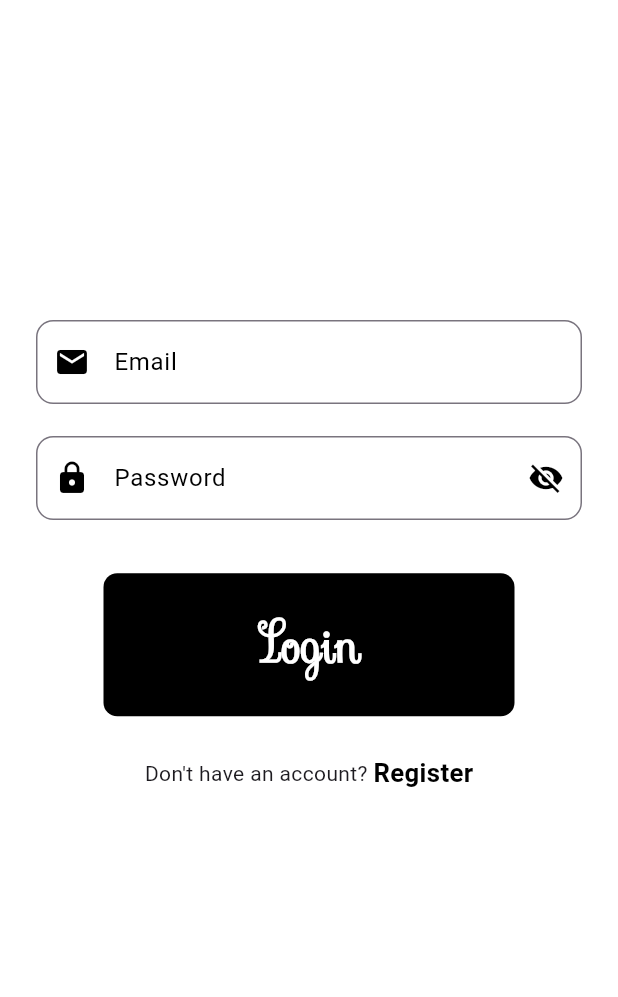
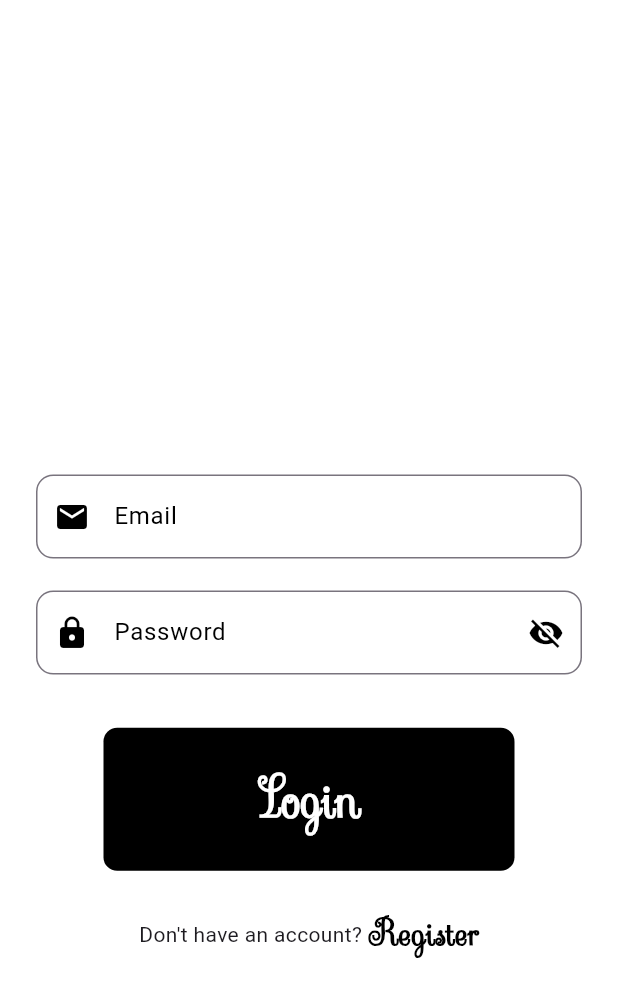
Before and after one commit to fatmashagar2/E_Comm_New, a Flutter app: the screen it shows after launch, after a tap on "Skip", on a phone screen of 412 x 824 dp. Shown: the top 997 px of the screen. Run offline on Flutter 3.47's test engine with Material 3 defaults, Android fonts, the phone set to English and light mode, and no system bars; our stand-ins replace audioplayers, bloc, carousel_slider, connectivity_plus, flutter_bloc, flutter_screenutil and 8 more; accounts and stored records are empty; network calls fail; statements that could not run were skipped; project files that could hold a hidden picture were left out.

Commit message:
all app done

```diff
--- a/lib/modules/Screens/auth_screens/login_screen.dart
+++ b/lib/modules/Screens/auth_screens/login_screen.dart
@@ -125,6 +125,7 @@ class _LoginScreenState extends State<LoginScreen> {
         child: Padding(
           padding: EdgeInsets.symmetric(
             horizontal: MediaQuery.of(context).size.width / 15.w,
+            vertical: 80.h
           ),
           child: Column(
             children: [
@@ -242,7 +243,6 @@ class _LoginScreenState extends State<LoginScreen> {
                             onPressed: () => validateEmailAndPassword(authCubit),
                             child:  Text(
                               'Login',
-
                               style: TextStyle(
                                 fontFamily:'Sevillana',
                                 fontSize: 30.sp,
@@ -265,8 +265,9 @@ class _LoginScreenState extends State<LoginScreen> {
                                 Navigator.push(context, MaterialPageRoute(builder: (context) => RegisterScreen()));
                               },
                               child:  Text("Register",style: TextStyle(
+                                fontFamily:'Sevillana',
                                 color: Colors.black,
-                                fontSize: 15.sp,
+                                fontSize: 20.sp,
                                 fontWeight: FontWeight.bold,
                               ),),
                             ),
--- a/lib/modules/Screens/auth_screens/register_screen.dart
+++ b/lib/modules/Screens/auth_screens/register_screen.dart
@@ -287,9 +287,11 @@ class _RegisterScreenState extends State<RegisterScreen> {
                                   ),
                                 );
                               },
-                              child: const Text(
+                              child:  Text(
                                 'Login',
                                 style: TextStyle(
+                                  fontFamily:'Sevillana',
+                                  fontSize: 20.sp,
                                   color: Colors.black,
                                   fontWeight: FontWeight.bold,
                                 ),
--- a/lib/modules/Screens/on_boarding/on_boarding_screens.dart
+++ b/lib/modules/Screens/on_boarding/on_boarding_screens.dart
@@ -3,7 +3,6 @@ import 'package:flutter_screenutil/flutter_screenutil.dart';
 import 'package:smooth_page_indicator/smooth_page_indicator.dart';
 import 'package:shared_preferences/shared_preferences.dart';
 import 'package:untitled15/modules/Screens/auth_screens/login_screen.dart';
-import '../../../layout/layout_screen.dart';
 
 class OnboardingScreen extends StatefulWidget {
   @override
@@ -30,7 +29,7 @@ class _OnboardingScreenState extends State<OnboardingScreen> {
     return Scaffold(
       backgroundColor: Colors.white,
       body: Padding(
-        padding: const EdgeInsets.all(16.0),
+        padding:  EdgeInsets.all(16.0.h),
         child: Column(
           children: [
             Expanded(
@@ -71,17 +70,22 @@ class _OnboardingScreenState extends State<OnboardingScreen> {
                       MaterialPageRoute(builder: (_) => LoginScreen()),
                     );
                   },
-                  child: Text('Skip'),
+                  child: Text('Skip',style:TextStyle(
+                    fontFamily:'Sevillana',
+                      fontWeight: FontWeight.bold,
+                      color: Colors.black,
+                      fontSize: 25.sp
+                  )),
                 ),
                 SmoothPageIndicator(
                   controller: _pageController,
                   count: 3,
-                  effect: ExpandingDotsEffect(
+                  effect: SwapEffect(
                     dotColor: Colors.grey,
-                    activeDotColor: Colors.blue,
-                    dotHeight: 12.h,  // حجم النقاط
-                    dotWidth: 12.w,   // عرض النقاط
-                    spacing: 16.w,     // المسافة بين النقاط
+                    activeDotColor: Colors.black,
+                    dotHeight: 12.h, // حجم النقاط
+                    dotWidth: 12.w,  // عرض النقاط
+                    spacing: 16.w,  // المسافة بين النقاط
                   ),
                 ),
                 TextButton(
@@ -99,7 +103,13 @@ class _OnboardingScreenState extends State<OnboardingScreen> {
                       );
                     }
                   },
-                  child: Text(isLastPage ? 'Done' : 'Next'),
+                  child: Text(isLastPage ? 'Done' : 'Next',style:TextStyle(
+                    fontFamily:'Sevillana',
+                      color: Colors.black,
+                    fontWeight: FontWeight.bold,
+                    fontSize: 25.sp
+
+                  )),
                 ),
               ],
             ),
--- a/lib/modules/Screens/profile_screen/profile_screen.dart
+++ b/lib/modules/Screens/profile_screen/profile_screen.dart
@@ -153,7 +153,7 @@ class _ProfileScreenState extends State<ProfileScreen> {
             ),
           )
               : const Center(
-            child: CircularProgressIndicator(),
+            child: CupertinoActivityIndicator(),
           ),
         );
       },
```
Also changed, not shown: lib/modules/Screens/cart_screen/cart_screen.dart (+46 -15 lines), lib/modules/Screens/details/details_screen.dart (added, +152 -0 lines), lib/modules/Screens/favorites_screen/favorites.dart (+35 -15 lines), lib/modules/Screens/home_screen/home_screen.dart (+42 -22 lines), assets/images/Animation - 1726003349817.gif (added), assets/images/no_fav.gif (added), 1 other file.
